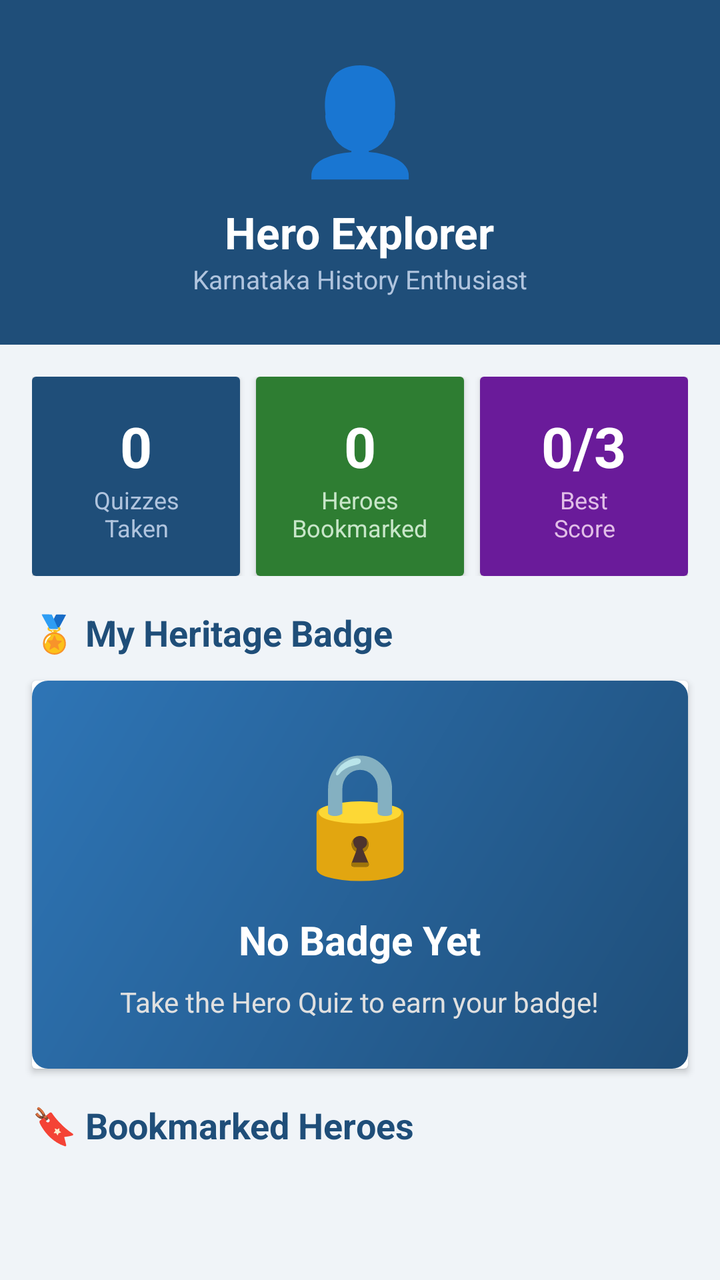
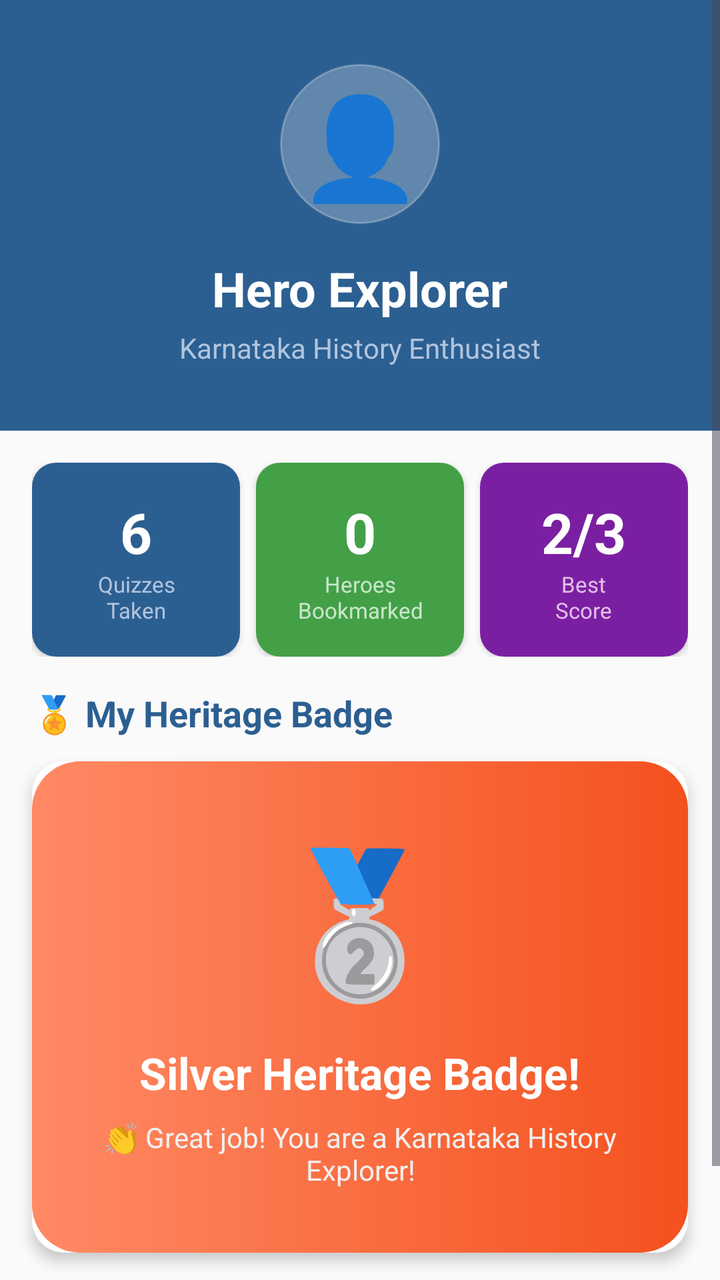

Compare the two renders of this Android layout. The source of the first and the diff that turns it into the second are given below.
<!-- AndroidManifest.xml: application theme Theme.NammaKathey -->
<!-- res/layout/activity_profile.xml -->
<?xml version="1.0" encoding="utf-8"?>
<ScrollView xmlns:android="http://schemas.android.com/apk/res/android"
    android:layout_width="match_parent"
    android:layout_height="match_parent"
    android:background="#F0F4F8">

    <LinearLayout
        android:layout_width="match_parent"
        android:layout_height="wrap_content"
        android:orientation="vertical">

        
        <LinearLayout
            android:layout_width="match_parent"
            android:layout_height="wrap_content"
            android:background="#1F4E79"
            android:padding="24dp"
            android:gravity="center"
            android:orientation="vertical">

            <TextView
                android:layout_width="wrap_content"
                android:layout_height="wrap_content"
                android:text="👤"
                android:textSize="52sp"/>

            <TextView
                android:id="@+id/tvProfileName"
                android:layout_width="wrap_content"
                android:layout_height="wrap_content"
                android:text="Hero Explorer"
                android:textColor="#FFFFFF"
                android:textSize="22sp"
                android:textStyle="bold"
                android:layout_marginTop="8dp"/>

            <TextView
                android:layout_width="wrap_content"
                android:layout_height="wrap_content"
                android:text="Karnataka History Enthusiast"
                android:textColor="#B0C4DE"
                android:textSize="13sp"/>

        </LinearLayout>

        
        <LinearLayout
            android:layout_width="match_parent"
            android:layout_height="wrap_content"
            android:orientation="horizontal"
            android:layout_margin="16dp">

            <androidx.cardview.widget.CardView
                android:layout_width="0dp"
                android:layout_height="wrap_content"
                android:layout_weight="1"
                android:layout_marginEnd="8dp"
                android:elevation="4dp">
                <LinearLayout
                    android:layout_width="match_parent"
                    android:layout_height="wrap_content"
                    android:orientation="vertical"
                    android:gravity="center"
                    android:padding="16dp"
                    android:background="#1F4E79">
                    <TextView
                        android:id="@+id/tvTotalQuizzes"
                        android:layout_width="wrap_content"
                        android:layout_height="wrap_content"
                        android:text="0"
                        android:textColor="#FFFFFF"
                        android:textSize="28sp"
                        android:textStyle="bold"/>
                    <TextView
                        android:layout_width="wrap_content"
                        android:layout_height="wrap_content"
                        android:text="Quizzes\nTaken"
                        android:textColor="#B0C4DE"
                        android:textSize="12sp"
                        android:gravity="center"/>
                </LinearLayout>
            </androidx.cardview.widget.CardView>

            <androidx.cardview.widget.CardView
                android:layout_width="0dp"
                android:layout_height="wrap_content"
                android:layout_weight="1"
                android:layout_marginEnd="8dp"
                android:elevation="4dp">
                <LinearLayout
                    android:layout_width="match_parent"
                    android:layout_height="wrap_content"
                    android:orientation="vertical"
                    android:gravity="center"
                    android:padding="16dp"
                    android:background="#2E7D32">
                    <TextView
                        android:id="@+id/tvTotalBookmarks"
                        android:layout_width="wrap_content"
                        android:layout_height="wrap_content"
                        android:text="0"
                        android:textColor="#FFFFFF"
                        android:textSize="28sp"
                        android:textStyle="bold"/>
                    <TextView
                        android:layout_width="wrap_content"
                        android:layout_height="wrap_content"
                        android:text="Heroes\nBookmarked"
                        android:textColor="#C8E6C9"
                        android:textSize="12sp"
                        android:gravity="center"/>
                </LinearLayout>
            </androidx.cardview.widget.CardView>

            <androidx.cardview.widget.CardView
                android:layout_width="0dp"
                android:layout_height="wrap_content"
                android:layout_weight="1"
                android:elevation="4dp">
                <LinearLayout
                    android:layout_width="match_parent"
                    android:layout_height="wrap_content"
                    android:orientation="vertical"
                    android:gravity="center"
                    android:padding="16dp"
                    android:background="#6A1B9A">
                    <TextView
                        android:id="@+id/tvBestScore"
                        android:layout_width="wrap_content"
                        android:layout_height="wrap_content"
                        android:text="0/3"
                        android:textColor="#FFFFFF"
                        android:textSize="28sp"
                        android:textStyle="bold"/>
                    <TextView
                        android:layout_width="wrap_content"
                        android:layout_height="wrap_content"
                        android:text="Best\nScore"
                        android:textColor="#E1BEE7"
                        android:textSize="12sp"
                        android:gravity="center"/>
                </LinearLayout>
            </androidx.cardview.widget.CardView>

        </LinearLayout>

        
        <TextView
            android:layout_width="wrap_content"
            android:layout_height="wrap_content"
            android:text="🏅 My Heritage Badge"
            android:textSize="18sp"
            android:textStyle="bold"
            android:textColor="#1F4E79"
            android:layout_marginHorizontal="16dp"
            android:layout_marginBottom="12dp"/>

        <androidx.cardview.widget.CardView
            android:layout_width="match_parent"
            android:layout_height="wrap_content"
            android:layout_marginHorizontal="16dp"
            android:layout_marginBottom="16dp"
            android:elevation="6dp">

            <LinearLayout
                android:id="@+id/badgeLayout"
                android:layout_width="match_parent"
                android:layout_height="wrap_content"
                android:orientation="vertical"
                android:gravity="center"
                android:padding="24dp"
                android:background="@drawable/gradient_card">

                <TextView
                    android:id="@+id/tvProfileBadgeEmoji"
                    android:layout_width="wrap_content"
                    android:layout_height="wrap_content"
                    android:text="🔒"
                    android:textSize="60sp"/>

                <TextView
                    android:id="@+id/tvProfileBadgeTitle"
                    android:layout_width="wrap_content"
                    android:layout_height="wrap_content"
                    android:text="No Badge Yet"
                    android:textColor="#FFFFFF"
                    android:textSize="20sp"
                    android:textStyle="bold"
                    android:layout_marginTop="12dp"/>

                <TextView
                    android:id="@+id/tvProfileBadgeDesc"
                    android:layout_width="wrap_content"
                    android:layout_height="wrap_content"
                    android:text="Take the Hero Quiz to earn your badge!"
                    android:textColor="#E0E0E0"
                    android:textSize="14sp"
                    android:gravity="center"
                    android:layout_marginTop="8dp"/>

            </LinearLayout>

        </androidx.cardview.widget.CardView>

        
        <TextView
            android:layout_width="wrap_content"
            android:layout_height="wrap_content"
            android:text="🔖 Bookmarked Heroes"
            android:textSize="18sp"
            android:textStyle="bold"
            android:textColor="#1F4E79"
            android:layout_marginHorizontal="16dp"
            android:layout_marginBottom="12dp"/>

        <androidx.recyclerview.widget.RecyclerView
            android:id="@+id/recyclerBookmarks"
            android:layout_width="match_parent"
            android:layout_height="wrap_content"
            android:padding="8dp"
            android:nestedScrollingEnabled="false"/>

        <TextView
            android:id="@+id/tvNoBookmarks"
            android:layout_width="match_parent"
            android:layout_height="wrap_content"
            android:text="No bookmarks yet!\nRead a hero story and bookmark it 🔖"
            android:textSize="14sp"
            android:textColor="#888888"
            android:gravity="center"
            android:padding="24dp"
            android:visibility="gone"/>

    </LinearLayout>
</ScrollView>
<!-- resources referenced by this layout -->
<resources>
  <!-- drawable gradient_card (drawable) -->
  <?xml version="1.0" encoding="utf-8"?>
  <shape xmlns:android="http://schemas.android.com/apk/res/android">
      <gradient
          android:startColor="#1F4E79"
          android:endColor="#2E75B6"
          android:angle="135"/>
      <corners android:radius="8dp"/>
  </shape>
  <style name="Theme.NammaKathey" parent="Base.Theme.NammaKathey" />
  <style name="Base.Theme.NammaKathey" parent="Theme.Material3.DayNight.NoActionBar">
          
          
      </style>
</resources>

<!-- the commit's change to res/layout/activity_profile.xml (unified diff, before → after) -->
@@ -1,8 +1,10 @@
 <?xml version="1.0" encoding="utf-8"?>
 <ScrollView xmlns:android="http://schemas.android.com/apk/res/android"
+    xmlns:app="http://schemas.android.com/apk/res-auto"
     android:layout_width="match_parent"
     android:layout_height="match_parent"
-    android:background="#F0F4F8">
+    android:background="@color/bg_off_white"
+    android:fillViewport="true">
 
     <LinearLayout
         android:layout_width="match_parent"
@@ -13,33 +15,37 @@
         <LinearLayout
             android:layout_width="match_parent"
             android:layout_height="wrap_content"
-            android:background="#1F4E79"
-            android:padding="24dp"
+            android:background="#2C5F91"
             android:gravity="center"
-            android:orientation="vertical">
+            android:orientation="vertical"
+            android:padding="32dp">
 
             <TextView
-                android:layout_width="wrap_content"
-                android:layout_height="wrap_content"
+                android:layout_width="80dp"
+                android:layout_height="80dp"
+                android:background="@drawable/icon_button_bg"
+                android:backgroundTint="#40FFFFFF"
+                android:gravity="center"
                 android:text="👤"
-                android:textSize="52sp"/>
+                android:textSize="50sp" />
 
             <TextView
                 android:id="@+id/tvProfileName"
                 android:layout_width="wrap_content"
                 android:layout_height="wrap_content"
+                android:layout_marginTop="16dp"
                 android:text="Hero Explorer"
                 android:textColor="#FFFFFF"
-                android:textSize="22sp"
-                android:textStyle="bold"
-                android:layout_marginTop="8dp"/>
+                android:textSize="24sp"
+                android:textStyle="bold" />
 
             <TextView
                 android:layout_width="wrap_content"
                 android:layout_height="wrap_content"
+                android:layout_marginTop="4dp"
                 android:text="Karnataka History Enthusiast"
                 android:textColor="#B0C4DE"
-                android:textSize="13sp"/>
+                android:textSize="14sp" />
 
         </LinearLayout>
 
@@ -47,37 +53,76 @@
         <LinearLayout
             android:layout_width="match_parent"
             android:layout_height="wrap_content"
-            android:orientation="horizontal"
-            android:layout_margin="16dp">
+            android:layout_margin="16dp"
+            android:orientation="horizontal">
 
             <androidx.cardview.widget.CardView
                 android:layout_width="0dp"
                 android:layout_height="wrap_content"
+                android:layout_marginEnd="8dp"
                 android:layout_weight="1"
-                android:layout_marginEnd="8dp"
-                android:elevation="4dp">
+                app:cardCornerRadius="12dp"
+                app:cardElevation="2dp">
+
                 <LinearLayout
                     android:layout_width="match_parent"
                     android:layout_height="wrap_content"
+                    android:background="#2C5F91"
+                    android:gravity="center"
                     android:orientation="vertical"
-                    android:gravity="center"
-                    android:padding="16dp"
-                    android:background="#1F4E79">
+                    android:padding="16dp">
+
                     <TextView
                         android:id="@+id/tvTotalQuizzes"
+                        android:layout_width="wrap_content"
+                        android:layout_height="wrap_content"
+                        android:text="6"
+                        android:textColor="#FFFFFF"
+                        android:textSize="28sp"
+                        android:textStyle="bold" />
+
+                    <TextView
+                        android:layout_width="wrap_content"
+                        android:layout_height="wrap_content"
+                        android:gravity="center"
+                        android:text="Quizzes\nTaken"
+                        android:textColor="#B0C4DE"
+                        android:textSize="11sp" />
+                </LinearLayout>
+            </androidx.cardview.widget.CardView>
+
+            <androidx.cardview.widget.CardView
+                android:layout_width="0dp"
+                android:layout_height="wrap_content"
+                android:layout_marginEnd="8dp"
+                android:layout_weight="1"
+                app:cardCornerRadius="12dp"
+                app:cardElevation="2dp">
+
+                <LinearLayout
+                    android:layout_width="match_parent"
+                    android:layout_height="wrap_content"
+                    android:background="#43A047"
+                    android:gravity="center"
+                    android:orientation="vertical"
+                    android:padding="16dp">
+
+                    <TextView
+                        android:id="@+id/tvTotalBookmarks"
                         android:layout_width="wrap_content"
                         android:layout_height="wrap_content"
                         android:text="0"
                         android:textColor="#FFFFFF"
                         android:textSize="28sp"
-                        android:textStyle="bold"/>
-                    <TextView
-                        android:layout_width="wrap_content"
-                        android:layout_height="wrap_content"
-                        android:text="Quizzes\nTaken"
-                        android:textColor="#B0C4DE"
-                        android:textSize="12sp"
-                        android:gravity="center"/>
+                        android:textStyle="bold" />
+
+                    <TextView
+                        android:layout_width="wrap_content"
+                        android:layout_height="wrap_content"
+                        android:gravity="center"
+                        android:text="Heroes\nBookmarked"
+                        android:textColor="#C8E6C9"
+                        android:textSize="11sp" />
                 </LinearLayout>
             </androidx.cardview.widget.CardView>
 
@@ -85,118 +130,92 @@
                 android:layout_width="0dp"
                 android:layout_height="wrap_content"
                 android:layout_weight="1"
-                android:layout_marginEnd="8dp"
-                android:elevation="4dp">
+                app:cardCornerRadius="12dp"
+                app:cardElevation="2dp">
+
                 <LinearLayout
                     android:layout_width="match_parent"
                     android:layout_height="wrap_content"
+                    android:background="#7B1FA2"
+                    android:gravity="center"
                     android:orientation="vertical"
-                    android:gravity="center"
-                    android:padding="16dp"
-                    android:background="#2E7D32">
-                    <TextView
-                        android:id="@+id/tvTotalBookmarks"
-                        android:layout_width="wrap_content"
-                        android:layout_height="wrap_content"
-                        android:text="0"
+                    android:padding="16dp">
+
+                    <TextView
+                        android:id="@+id/tvBestScore"
+                        android:layout_width="wrap_content"
+                        android:layout_height="wrap_content"
+                        android:text="2/3"
                         android:textColor="#FFFFFF"
                         android:textSize="28sp"
-                        android:textStyle="bold"/>
-                    <TextView
-                        android:layout_width="wrap_content"
-                        android:layout_height="wrap_content"
-                        android:text="Heroes\nBookmarked"
-                        android:textColor="#C8E6C9"
-                        android:textSize="12sp"
-                        android:gravity="center"/>
+                        android:textStyle="bold" />
+
+                    <TextView
+                        android:layout_width="wrap_content"
+                        android:layout_height="wrap_content"
+                        android:gravity="center"
+                        android:text="Best\nScore"
+                        android:textColor="#E1BEE7"
+                        android:textSize="11sp" />
                 </LinearLayout>
             </androidx.cardview.widget.CardView>
 
-            <androidx.cardview.widget.CardView
-                android:layout_width="0dp"
-                android:layout_height="wrap_content"
-                android:layout_weight="1"
-                android:elevation="4dp">
-                <LinearLayout
-                    android:layout_width="match_parent"
-                    android:layout_height="wrap_content"
-                    android:orientation="vertical"
-                    android:gravity="center"
-                    android:padding="16dp"
-                    android:background="#6A1B9A">
-                    <TextView
-                        android:id="@+id/tvBestScore"
-                        android:layout_width="wrap_content"
-                        android:layout_height="wrap_content"
-                        android:text="0/3"
-                        android:textColor="#FFFFFF"
-                        android:textSize="28sp"
-                        android:textStyle="bold"/>
-                    <TextView
-                        android:layout_width="wrap_content"
-                        android:layout_height="wrap_content"
-                        android:text="Best\nScore"
-                        android:textColor="#E1BEE7"
-                        android:textSize="12sp"
-                        android:gravity="center"/>
-                </LinearLayout>
-            </androidx.cardview.widget.CardView>
-
         </LinearLayout>
 
         
         <TextView
             android:layout_width="wrap_content"
             android:layout_height="wrap_content"
+            android:layout_marginHorizontal="16dp"
+            android:layout_marginBottom="12dp"
             android:text="🏅 My Heritage Badge"
+            android:textColor="#2C5F91"
             android:textSize="18sp"
-            android:textStyle="bold"
-            android:textColor="#1F4E79"
+            android:textStyle="bold" />
+
+        <androidx.cardview.widget.CardView
+            android:layout_width="match_parent"
+            android:layout_height="wrap_content"
             android:layout_marginHorizontal="16dp"
-            android:layout_marginBottom="12dp"/>
-
-        <androidx.cardview.widget.CardView
-            android:layout_width="match_parent"
-            android:layout_height="wrap_content"
-            android:layout_marginHorizontal="16dp"
-            android:layout_marginBottom="16dp"
-            android:elevation="6dp">
+            android:layout_marginBottom="24dp"
+            app:cardCornerRadius="16dp"
+            app:cardElevation="4dp">
 
             <LinearLayout
                 android:id="@+id/badgeLayout"
                 android:layout_width="match_parent"
                 android:layout_height="wrap_content"
+                android:background="@drawable/quest_card_bg"
+                android:gravity="center"
                 android:orientation="vertical"
-                android:gravity="center"
-                android:padding="24dp"
-                android:background="@drawable/gradient_card">
+                android:padding="32dp">
 
                 <TextView
                     android:id="@+id/tvProfileBadgeEmoji"
                     android:layout_width="wrap_content"
                     android:layout_height="wrap_content"
-                    android:text="🔒"
-                    android:textSize="60sp"/>
+                    android:text="🥈"
+                    android:textSize="70sp" />
 
                 <TextView
                     android:id="@+id/tvProfileBadgeTitle"
                     android:layout_width="wrap_content"
                     android:layout_height="wrap_content"
-                    android:text="No Badge Yet"
+                    android:layout_marginTop="16dp"
+                    android:text="Silver Heritage Badge!"
                     android:textColor="#FFFFFF"
-                    android:textSize="20sp"
-                    android:textStyle="bold"
-                    android:layout_marginTop="12dp"/>
+                    android:textSize="22sp"
+                    android:textStyle="bold" />
 
                 <TextView
                     android:id="@+id/tvProfileBadgeDesc"
                     android:layout_width="wrap_content"
                     android:layout_height="wrap_content"
-                    android:text="Take the Hero Quiz to earn your badge!"
-                    android:textColor="#E0E0E0"
-                    android:textSize="14sp"
-                    android:gravity="center"
-                    android:layout_marginTop="8dp"/>
+                    android:layout_marginTop="8dp"
+                    android:gravity="center"
+                    android:text="👏 Great job! You are a Karnataka History Explorer!"
+                    android:textColor="#F0F0F0"
+                    android:textSize="14sp" />
 
             </LinearLayout>
 
@@ -206,30 +225,32 @@
         <TextView
             android:layout_width="wrap_content"
             android:layout_height="wrap_content"
+            android:layout_marginHorizontal="16dp"
+            android:layout_marginBottom="12dp"
             android:text="🔖 Bookmarked Heroes"
+            android:textColor="#2C5F91"
             android:textSize="18sp"
-            android:textStyle="bold"
-            android:textColor="#1F4E79"
-            android:layout_marginHorizontal="16dp"
-            android:layout_marginBottom="12dp"/>
+            android:textStyle="bold" />
 
         <androidx.recyclerview.widget.RecyclerView
             android:id="@+id/recyclerBookmarks"
             android:layout_width="match_parent"
             android:layout_height="wrap_content"
-            android:padding="8dp"
-            android:nestedScrollingEnabled="false"/>
+            android:clipToPadding="false"
+            android:nestedScrollingEnabled="false"
+            android:paddingHorizontal="8dp"
+            android:paddingBottom="16dp" />
 
         <TextView
             android:id="@+id/tvNoBookmarks"
             android:layout_width="match_parent"
             android:layout_height="wrap_content"
+            android:gravity="center"
+            android:padding="32dp"
             android:text="No bookmarks yet!\nRead a hero story and bookmark it 🔖"
+            android:textColor="@color/text_grey"
             android:textSize="14sp"
-            android:textColor="#888888"
-            android:gravity="center"
-            android:padding="24dp"
-            android:visibility="gone"/>
+            android:visibility="gone" />
 
     </LinearLayout>
 </ScrollView>
<!-- resource entries referenced after the edit -->
@@ -1,15 +1,31 @@
 <!-- resources referenced by this layout -->
 <resources>
-  <!-- drawable gradient_card (drawable) -->
+  <color name="bg_off_white">#FAFAFA</color>
+  <color name="text_grey">#757575</color>
+  <!-- drawable icon_button_bg (drawable) -->
+  <?xml version="1.0" encoding="utf-8"?>
+  <ripple xmlns:android="http://schemas.android.com/apk/res/android"
+      android:color="#20000000">
+      <item>
+          <shape android:shape="oval">
+              <solid android:color="#F8F9FA"/>
+              <stroke android:width="1dp" android:color="#E9ECEF"/>
+              <size android:width="40dp" android:height="40dp"/>
+          </shape>
+      </item>
+  </ripple>
+  <!-- drawable quest_card_bg (drawable) -->
   <?xml version="1.0" encoding="utf-8"?>
   <shape xmlns:android="http://schemas.android.com/apk/res/android">
       <gradient
-          android:startColor="#1F4E79"
-          android:endColor="#2E75B6"
-          android:angle="135"/>
-      <corners android:radius="8dp"/>
+          android:startColor="@color/quest_gradient_start"
+          android:endColor="@color/quest_gradient_end"
+          android:angle="0"/>
+      <corners android:radius="24dp"/>
   </shape>
   <style name="Theme.NammaKathey" parent="Base.Theme.NammaKathey" />
+  <color name="quest_gradient_start">#FF8A65</color>
+  <color name="quest_gradient_end">#F4511E</color>
   <style name="Base.Theme.NammaKathey" parent="Theme.Material3.DayNight.NoActionBar">
           
           
